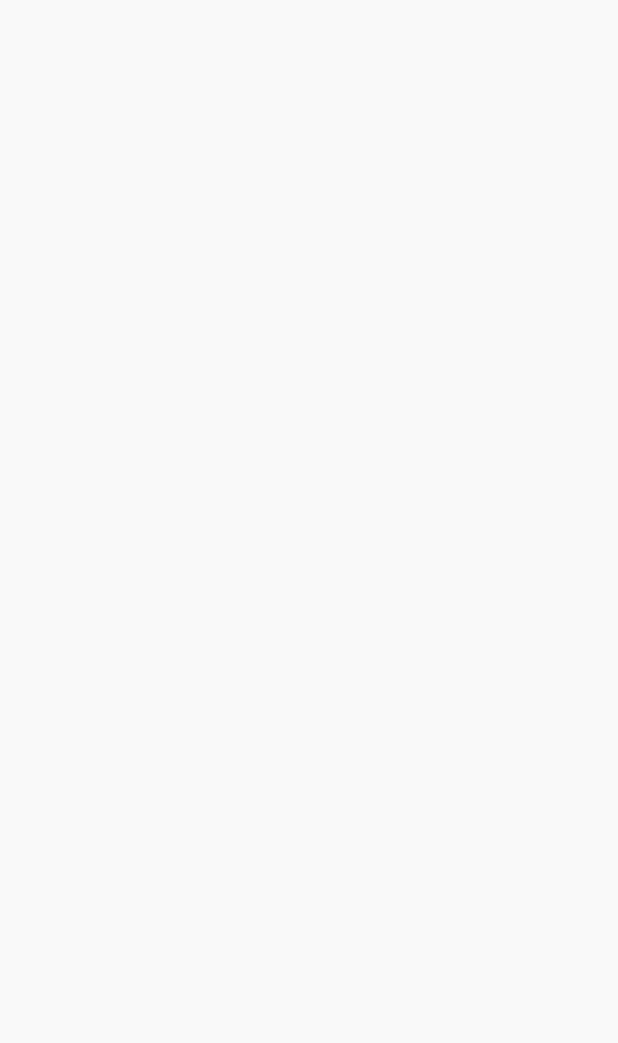
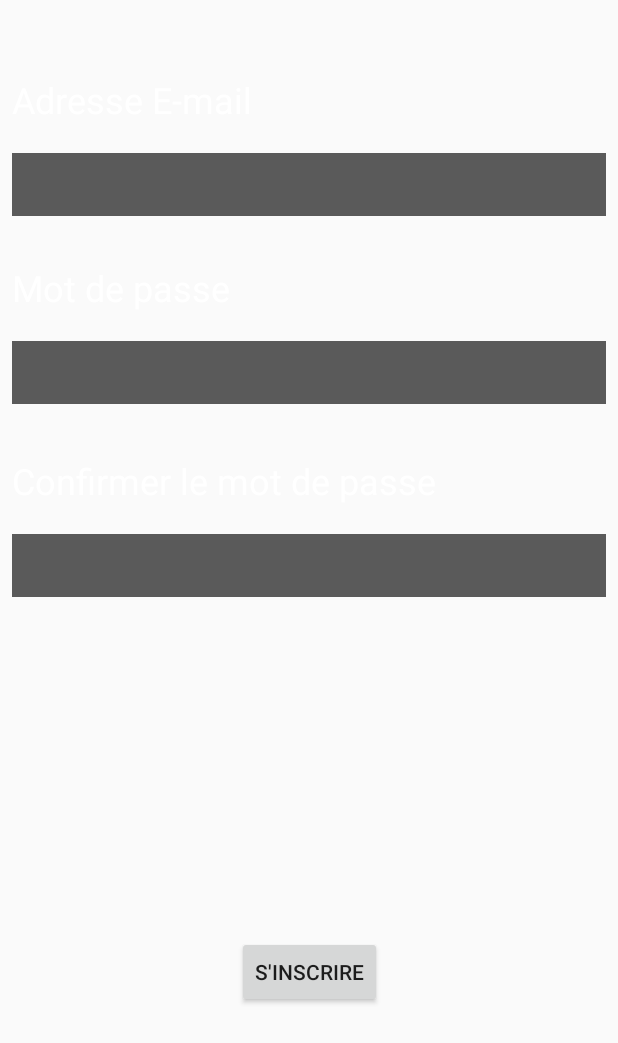
Before and after one commit to TaigaProZz/Learn-Jap-App, an Android app: the RegisterActivity screen opened directly, with no data from a screen before it, on a phone screen of 412 x 824 dp. Before the commit the part shown is empty. Shown: the top 1043 px of the screen. Run offline under Robolectric (Android 15) with nearby library versions, the phone set to English and light mode, and no system bars.

Commit message:
register activity layout, some verification when registering

```diff
--- a/app/src/main/java/fr/taigaprozz/kanjikana/account/LoginActivity.kt
+++ b/app/src/main/java/fr/taigaprozz/kanjikana/account/LoginActivity.kt
@@ -1,12 +1,24 @@
 package fr.taigaprozz.kanjikana.account
 
+import android.content.Intent
+import android.os.Bundle
+import android.widget.Button
+import android.widget.EditText
 import androidx.appcompat.app.AppCompatActivity
-import android.os.Bundle
 import fr.taigaprozz.R
 
 class LoginActivity : AppCompatActivity() {
+
+
     override fun onCreate(savedInstanceState: Bundle?) {
         super.onCreate(savedInstanceState)
         setContentView(R.layout.activity_login)
+
+
+        val button = findViewById<Button>(R.id.registerButtonLogin)
+        button.setOnClickListener {
+            val intent = Intent(applicationContext, RegisterActivity::class.java)
+            startActivity(intent)
+        }
     }
 }
--- a/app/src/main/java/fr/taigaprozz/kanjikana/account/RegisterActivity.kt
+++ b/app/src/main/java/fr/taigaprozz/kanjikana/account/RegisterActivity.kt
@@ -2,11 +2,39 @@ package fr.taigaprozz.kanjikana.account
 
 import androidx.appcompat.app.AppCompatActivity
 import android.os.Bundle
+import android.widget.Button
+import android.widget.EditText
 import fr.taigaprozz.R
 
 class RegisterActivity : AppCompatActivity() {
     override fun onCreate(savedInstanceState: Bundle?) {
         super.onCreate(savedInstanceState)
         setContentView(R.layout.activity_register)
+
+        val registerEmail = findViewById<EditText>(R.id.emailRegister)
+        val registerPassword = findViewById<EditText>(R.id.passwordRegister)
+        val registerPasswordConfirm = findViewById<EditText>(R.id.passwordRegisterConfirm)
+        val buttonRegister = findViewById<Button>(R.id.registerButton)
+
+        // collect register data from user when register button is pressed
+        buttonRegister.setOnClickListener {
+            var email = registerEmail.text.toString()
+            var password = registerPassword.text.toString()
+            var passwordConfirm = registerPasswordConfirm.text.toString()
+
+        // inspect if user complete correctly
+            if (email.isEmpty()){
+                registerEmail.error = "Un e-mail valide est requis"
+            }
+            if (!email.contains("@")){
+                registerEmail.error = "Un e-mail valide est requis"
+            }
+            if (!email.contains(".")){
+                registerEmail.error = "Un e-mail valide est requis"
+            }
+
+
+
+        }
     }
 }
--- a/app/src/main/res/layout/activity_login.xml
+++ b/app/src/main/res/layout/activity_login.xml
@@ -14,7 +14,7 @@
         android:layout_marginStart="8dp"
         android:layout_marginEnd="8dp"
         android:layout_marginBottom="4dp"
-        android:text="Adresse E-mail"
+        android:text="@string/adresse_e_mail"
         android:textColor="@color/white"
 
 
@@ -48,7 +48,7 @@
         android:layout_marginStart="8dp"
         android:layout_marginEnd="8dp"
         android:layout_marginBottom="4dp"
-        android:text="Mot de passe"
+        android:text="@string/mot_de_passe"
         android:textColor="@color/white"
         android:textSize="32sp"
         android:textStyle="bold"
@@ -75,16 +75,26 @@
         app:layout_constraintTop_toTopOf="parent" />
 
     <Button
-        android:id="@+id/button"
+        android:id="@+id/login_button"
         android:layout_width="wrap_content"
         android:layout_height="wrap_content"
         android:layout_marginBottom="156dp"
-        android:text="Se connecter"
+        android:text="@string/se_connecter"
         android:textAllCaps="false"
         app:layout_constraintBottom_toBottomOf="parent"
         app:layout_constraintEnd_toEndOf="parent"
         app:layout_constraintHorizontal_bias="0.498"
         app:layout_constraintStart_toStartOf="parent" />
 
+    <Button
+        android:id="@+id/registerButtonLogin"
+        android:layout_width="wrap_content"
+        android:layout_height="wrap_content"
+        android:layout_marginTop="20dp"
+        android:text="@string/s_inscrire"
+        app:layout_constraintEnd_toEndOf="parent"
+        app:layout_constraintStart_toStartOf="parent"
+        app:layout_constraintTop_toBottomOf="@+id/login_button" />
+
 
 </androidx.constraintlayout.widget.ConstraintLayout>
--- a/app/src/main/res/layout/activity_register.xml
+++ b/app/src/main/res/layout/activity_register.xml
@@ -6,4 +6,98 @@
     android:layout_height="match_parent"
     tools:context=".kanjikana.account.RegisterActivity">
 
+    <EditText
+        android:id="@+id/emailRegister"
+        android:layout_width="0dp"
+        android:layout_height="42dp"
+        android:layout_marginStart="8dp"
+        android:layout_marginTop="96dp"
+        android:layout_marginEnd="8dp"
+        android:background="@color/background_case"
+        android:ems="10"
+        android:inputType="textEmailAddress"
+        app:layout_constraintBottom_toTopOf="@+id/passwordText"
+        app:layout_constraintEnd_toEndOf="parent"
+        app:layout_constraintHorizontal_bias="0.0"
+        app:layout_constraintStart_toStartOf="parent"
+        app:layout_constraintTop_toTopOf="parent"
+        app:layout_constraintVertical_bias="0.161" />
+
+    <TextView
+        android:id="@+id/emailText"
+        android:layout_width="match_parent"
+        android:layout_height="52dp"
+        android:text="@string/adresse_e_mail"
+        android:textColor="@color/white"
+        android:textSize="24sp"
+        android:layout_marginStart="8dp"
+        android:layout_marginEnd="8dp"
+        app:layout_constraintBottom_toTopOf="@+id/emailRegister"
+        tools:layout_editor_absoluteX="43dp" />
+
+    <EditText
+        android:id="@+id/passwordRegister"
+        android:layout_width="0dp"
+        android:layout_height="42dp"
+        android:layout_marginStart="8dp"
+        android:layout_marginTop="236dp"
+        android:layout_marginEnd="8dp"
+        android:background="@color/background_case"
+        android:ems="10"
+        android:inputType="textPassword"
+        app:layout_constraintBottom_toTopOf="@+id/passwordText"
+        app:layout_constraintEnd_toEndOf="parent"
+        app:layout_constraintHorizontal_bias="0.0"
+        app:layout_constraintStart_toStartOf="parent"
+        app:layout_constraintTop_toTopOf="parent"
+        app:layout_constraintVertical_bias="0.087" />
+
+    <TextView
+        android:id="@+id/passwordText"
+        android:layout_width="match_parent"
+        android:layout_height="52dp"
+        android:text="@string/mot_de_passe"
+        android:textColor="@color/white"
+        android:textSize="24sp"
+        android:layout_marginStart="8dp"
+        android:layout_marginEnd="8dp"
+        app:layout_constraintBottom_toTopOf="@+id/passwordRegister"
+        tools:layout_editor_absoluteX="43dp" />
+
+    <EditText
+        android:id="@+id/passwordRegisterConfirm"
+        android:layout_width="0dp"
+        android:layout_height="42dp"
+        android:layout_marginStart="8dp"
+        android:layout_marginTop="356dp"
+        android:layout_marginEnd="8dp"
+        android:background="@color/background_case"
+        android:ems="10"
+        android:inputType="textPassword"
+        app:layout_constraintEnd_toEndOf="parent"
+        app:layout_constraintHorizontal_bias="1.0"
+        app:layout_constraintStart_toStartOf="parent"
+        app:layout_constraintTop_toTopOf="parent" />
+
+    <TextView
+        android:id="@+id/passwordConfirmationText"
+        android:layout_width="match_parent"
+        android:layout_height="52dp"
+        android:text="@string/confirmer_mot_de_passe"
+        android:textColor="@color/white"
+        android:textSize="24sp"
+        android:layout_marginStart="8dp"
+        android:layout_marginEnd="8dp"
+        app:layout_constraintBottom_toTopOf="@+id/passwordRegisterConfirm"
+        tools:layout_editor_absoluteX="43dp" />
+
+    <Button
+        android:id="@+id/registerButton"
+        android:layout_width="wrap_content"
+        android:layout_height="wrap_content"
+        android:layout_marginBottom="152dp"
+        android:text="@string/s_inscrire"
+        app:layout_constraintBottom_toBottomOf="parent"
+        app:layout_constraintEnd_toEndOf="parent"
+        app:layout_constraintStart_toStartOf="parent" />
 </androidx.constraintlayout.widget.ConstraintLayout>
--- a/app/src/main/res/values/strings.xml
+++ b/app/src/main/res/values/strings.xml
@@ -86,4 +86,9 @@
     <string name="attachment_summary_on">Automatically download attachments for incoming emails
     </string>
     <string name="attachment_summary_off">Only download attachments when manually requested</string>
+    <string name="mot_de_passe">Mot de passe</string>
+    <string name="se_connecter">Se connecter</string>
+    <string name="adresse_e_mail">Adresse E-mail</string>
+    <string name="confirmer_mot_de_passe">Confirmer le mot de passe</string>
+    <string name="s_inscrire">S\'inscrire</string>
 </resources>
```
